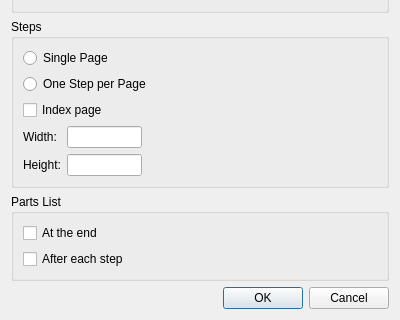
First picture: the form in common/lc_htmldialog.ui, repository nathaneltitane/studworx, before the edit; both pictures show x 0 to 400 and y 206 to 526 of the 400 by 526 pixel window.
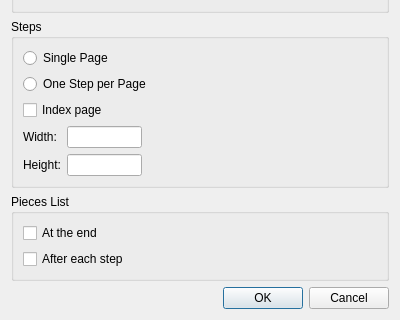
Second picture: the form after the edit.

The edit to the form file:
```diff
--- a/common/lc_htmldialog.ui
+++ b/common/lc_htmldialog.ui
@@ -169,7 +169,7 @@
    <item>
     <widget class="QGroupBox" name="groupBox_2">
      <property name="title">
-      <string>Parts List</string>
+      <string>Pieces List</string>
      </property>
      <layout class="QVBoxLayout" name="verticalLayout_4">
       <item>
```
